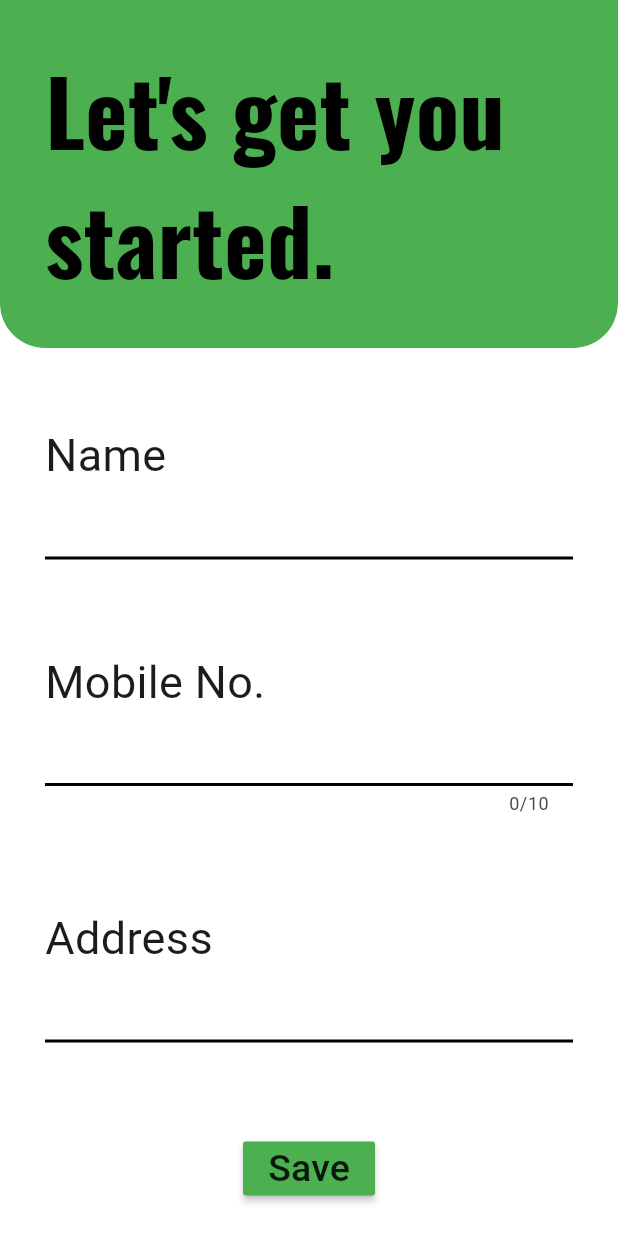
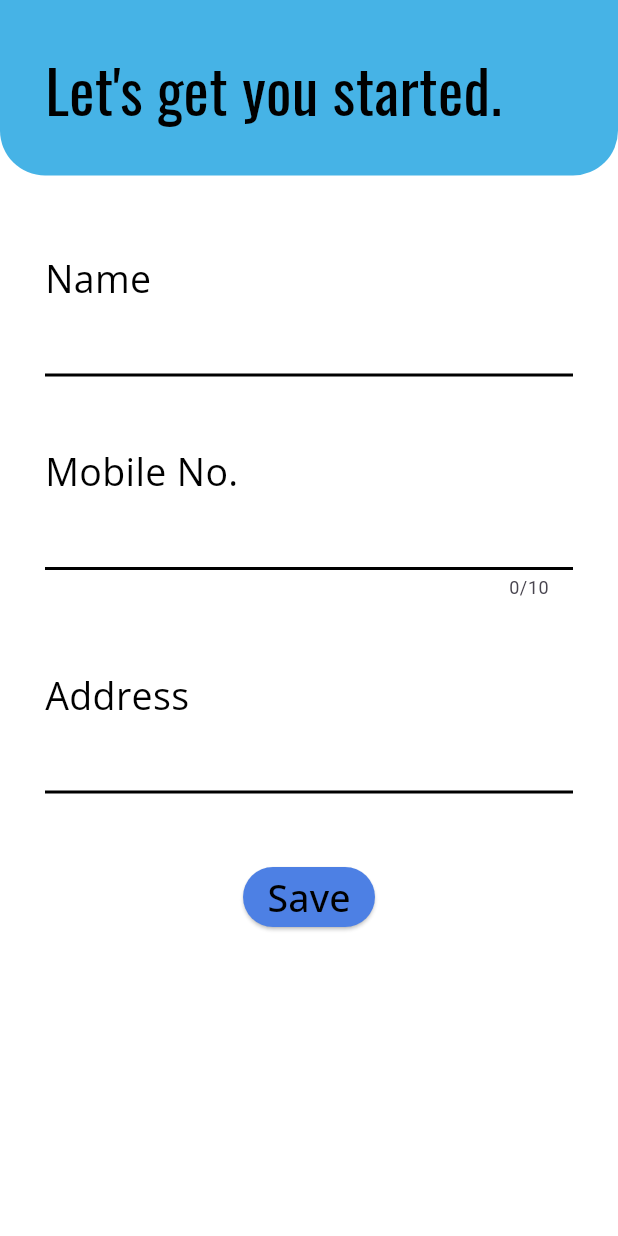
Before and after one commit to ikramzargar/SkillHire, a Flutter app: the UserForm screen opened directly, on a phone screen of 412 x 824 dp. Run offline on Flutter 3.47's test engine with Material 3 defaults, Android fonts, the phone set to English and light mode, and no system bars; our stand-ins replace animated_text_kit, cloud_firestore, dropdown_button2, firebase_auth, firebase_core, geolocator and 3 more; accounts and stored records are empty.

Commit message:
fixed user form

```diff
--- a/lib/screens/user_form.dart
+++ b/lib/User_Side/user_form.dart
@@ -4,6 +4,8 @@ import 'package:firebase_auth/firebase_auth.dart';
 import 'package:skill_hire/globals/app_textStyle.dart';
 import 'package:skill_hire/location_service.dart';
 import 'package:skill_hire/User_Side/user_homepage.dart';
+
+import '../globals/app_Colors.dart';
 
 class UserForm extends StatefulWidget {
   const UserForm({Key? key}) : super(key: key);
@@ -48,8 +50,9 @@ class _UserFormState extends State<UserForm> {
         child: Column(
           children: [
             Container(
-              decoration: const BoxDecoration(
-                color: Colors.green,
+              width: double.maxFinite,
+              decoration: BoxDecoration(
+                color: AppColors.mainBgColor2,
                 borderRadius: BorderRadius.only(
                   bottomLeft: Radius.circular(30),
                   bottomRight: Radius.circular(30),
@@ -59,7 +62,7 @@ class _UserFormState extends State<UserForm> {
                 padding: const EdgeInsets.all(30.0),
                 child: Text(
                   'Let\'s get you started.',
-                  style: AppTextStyles.heading1(),
+                  style: AppTextStyles.heading2Normal(),
                 ),
               ),
             ),
@@ -89,11 +92,15 @@ class _UserFormState extends State<UserForm> {
                           builder: (BuildContext) => UserHomePage()));
                 });
               },
-              color: Colors.green,
+              color: AppColors.buttonColor1,
               child: Text(
                 'Save',
-                style: TextStyle(fontSize: 25),
+                style: AppTextStyles.normalText1(),
               ),
+              shape: const RoundedRectangleBorder(
+                  borderRadius: BorderRadius.all(Radius.circular(20.0))),
+              elevation: 1,
+              height: 40,
             ),
           ],
         ),
@@ -108,13 +115,13 @@ class _UserFormState extends State<UserForm> {
       children: [
         Text(
           label,
-          style: TextStyle(fontSize: 30),
+          style: AppTextStyles.normalText1(),
         ),
         TextField(
           controller: controller,
           keyboardType: keyboardType,
           maxLength: maxLength,
-          style: TextStyle(fontSize: 20),
+          style: AppTextStyles.textfieldStyle1(),
           decoration: InputDecoration(
             filled: true,
             fillColor: Colors.white,
@@ -123,7 +130,7 @@ class _UserFormState extends State<UserForm> {
             ),
           ),
         ),
-        SizedBox(height: 30),
+        SizedBox(height: 15),
       ],
     );
   }
--- a/lib/main.dart
+++ b/lib/main.dart
@@ -4,7 +4,7 @@ import 'package:skill_hire/screens/intro.dart';
 import 'package:skill_hire/screens/maps_screen.dart';
 import 'package:skill_hire/sp_Side/sp_form.dart';
 import 'package:skill_hire/sp_Side/sp_homepage.dart';
-import 'package:skill_hire/screens/user_form.dart';
+import 'package:skill_hire/User_Side/user_form.dart';
 import 'package:skill_hire/User_Side/user_homepage.dart';
 
 void main() async{
--- a/lib/screens/login.dart
+++ b/lib/screens/login.dart
@@ -37,7 +37,7 @@ class _LoginPageState extends State<LoginPage> {
             Center(
               child: Image.asset(
                 'images/logo.png',
-                scale: 2,
+                scale: 1.5,
               ),
             ),
             const SizedBox(
--- a/lib/screens/register.dart
+++ b/lib/screens/register.dart
@@ -7,7 +7,7 @@ import 'package:skill_hire/globals/app_textStyle.dart';
 import 'package:skill_hire/sp_Side/sp_form.dart';
 
 
-import 'package:skill_hire/screens/user_form.dart';
+import 'package:skill_hire/User_Side/user_form.dart';
 import 'login.dart';
 
 class Register extends StatefulWidget {
```
